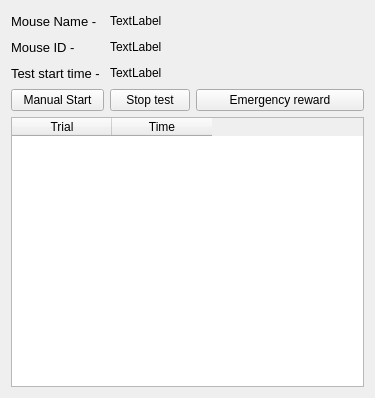
Before: the Qt Designer form Python/gui/testwin.ui in yagarwal123/autonomouse, drawn with Qt 5.
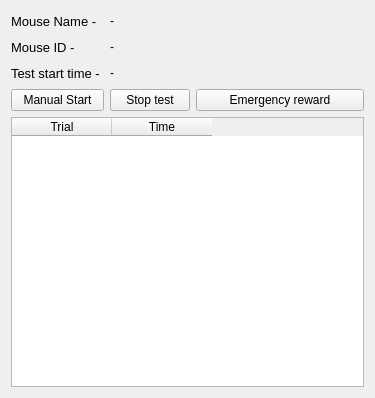
After: the same form once the commit is applied.

What changed in the file:
```diff
--- a/Python/gui/testwin.ui
+++ b/Python/gui/testwin.ui
@@ -29,7 +29,7 @@
    <item row="0" column="1">
     <widget class="QLabel" name="m_name">
      <property name="text">
-      <string>TextLabel</string>
+      <string>-</string>
      </property>
     </widget>
    </item>
@@ -61,7 +61,7 @@
    <item row="1" column="1">
     <widget class="QLabel" name="m_id">
      <property name="text">
-      <string>TextLabel</string>
+      <string>-</string>
      </property>
     </widget>
    </item>
@@ -93,7 +93,7 @@
    <item row="2" column="1">
     <widget class="QLabel" name="test_start_time">
      <property name="text">
-      <string>TextLabel</string>
+      <string>-</string>
      </property>
     </widget>
    </item>
```
